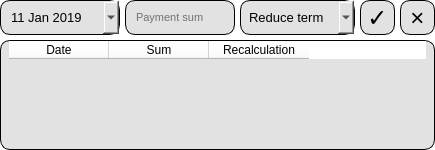
First picture: the form in src/gui_modules/ui_modules/my_widget.ui, repository kossadda/C7_s21_SmartCalc, before the edit.
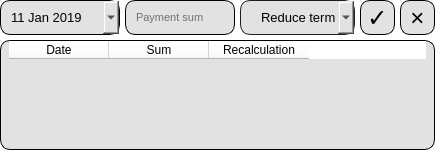
Second picture: the form after the edit. Icons and pictures are not drawn.

Commit message: fix: bugs in qcombobox lists color

Diff of the .ui file:
```diff
--- a/src/gui_modules/ui_modules/my_widget.ui
+++ b/src/gui_modules/ui_modules/my_widget.ui
@@ -270,13 +270,32 @@
         </font>
        </property>
        <property name="styleSheet">
-        <string notr="true">QComboBox {
+        <string notr="true">QComboBox
+{
+    subcontrol-origin: padding;
+    subcontrol-position: top right;
+    selection-background-color: rgb(226, 226, 226);
+    selection-color: black; /* Изменено для контраста с белым */
+    color: black; /* Изменено для видимости на светлом фоне */
+    background-color: rgb(226, 226, 226);
+    border-style: solid;
+    border: 1px solid #1e1e1e;
     border-radius: 10px;
-    padding-right: 20px;
-    padding: 0 8px;
+    padding: 1px 0px 1px 20px;
+}
+
+QComboBox:!on
+{
+    color: black; /* Изменено для видимости */
     background-color: rgb(226, 226, 226);
-    color: black;
-    border: 1px solid black;
+}
+
+QComboBox QAbstractItemView
+{
+    border: 2px solid darkgray;
+    color: black; /* Изменено для видимости */
+    selection-background-color: rgb(226, 226, 226);
+	background-color: white;
 }
 
 QComboBox::drop-down {
```
The commit also changes 4 other files.
